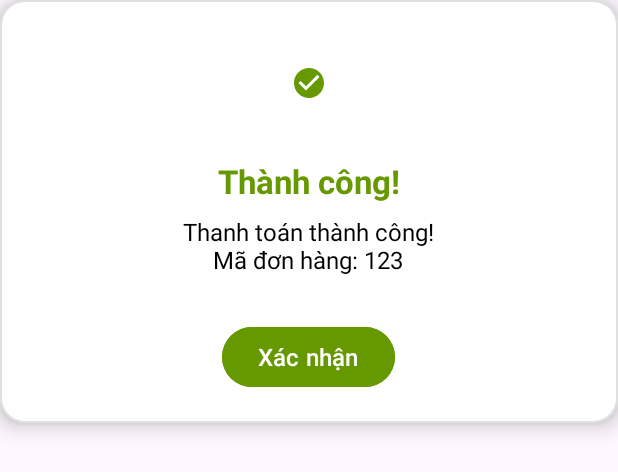
After one commit to tinh20031/IcreamShopApp, an Android app: the layout layout_payment_dialog.xml on its own in the app's theme, with its tools: preview values and no code run, on a phone screen of 412 x 824 dp. The commit adds this screen. Shown: the top 472 px of the screen. Run offline under Robolectric (Android 15) with nearby library versions, the phone set to English and light mode, and no system bars.

Commit message:
add function return payment

```diff
--- /dev/null
+++ b/app/src/main/res/drawable/dialog_background.xml
@@ -0,0 +1,7 @@
+<shape xmlns:android="http://schemas.android.com/apk/res/android">
+    <solid android:color="#FFFFFF" /> <!-- Màu nền trắng -->
+    <corners android:radius="16dp" /> <!-- Bo góc 16dp -->
+    <stroke
+        android:width="1dp"
+        android:color="#E0E0E0" /> <!-- Viền nhẹ -->
+</shape>
--- /dev/null
+++ b/app/src/main/res/drawable/ic_check_circle.xml
@@ -0,0 +1,9 @@
+<vector xmlns:android="http://schemas.android.com/apk/res/android"
+    android:width="24dp"
+    android:height="24dp"
+    android:viewportWidth="24"
+    android:viewportHeight="24">
+    <path
+        android:fillColor="@android:color/holo_green_dark"
+        android:pathData="M12,2C6.48,2 2,6.48 2,12s4.48,10 10,10 10,-4.48 10,-10S17.52,2 12,2zM10,17l-5,-5 1.41,-1.41L10,14.17l7.59,-7.59L19,8l-9,9z"/>
+</vector>
--- /dev/null
+++ b/app/src/main/res/layout/layout_payment_dialog.xml
@@ -0,0 +1,55 @@
+<LinearLayout
+    xmlns:android="http://schemas.android.com/apk/res/android"
+    android:layout_width="match_parent"
+    android:layout_height="wrap_content"
+    android:orientation="vertical"
+    android:padding="20dp"
+    android:gravity="center"
+    android:background="@drawable/dialog_background"
+    android:elevation="8dp">
+
+    <!-- Icon tick -->
+    <ImageView
+        android:id="@+id/iconImageView"
+        android:layout_width="70dp"
+        android:layout_height="70dp"
+        android:src="@drawable/ic_check_circle"
+        android:layout_marginBottom="16dp"
+        android:scaleType="centerInside"/>
+
+    <!-- Tiêu đề -->
+    <TextView
+        android:id="@+id/titleTextView"
+        android:layout_width="wrap_content"
+        android:layout_height="wrap_content"
+        android:text="Thành công!"
+        android:textSize="22sp"
+        android:textStyle="bold"
+        android:textColor="@android:color/holo_green_dark"
+        android:gravity="center"
+        android:layout_marginBottom="8dp"/>
+
+    <!-- Thông điệp -->
+    <TextView
+        android:id="@+id/messageTextView"
+        android:layout_width="wrap_content"
+        android:layout_height="wrap_content"
+        android:text="Thanh toán thành công!\nMã đơn hàng: 123"
+        android:textSize="16sp"
+        android:textColor="@android:color/black"
+        android:gravity="center"
+        android:layout_marginBottom="20dp"/>
+
+    <!-- Nút Xác nhận -->
+    <Button
+        android:id="@+id/confirmButton"
+        android:layout_width="wrap_content"
+        android:layout_height="wrap_content"
+        android:text="Xác nhận"
+        android:textColor="@android:color/white"
+        android:backgroundTint="@android:color/holo_green_dark"
+        android:paddingHorizontal="24dp"
+        android:paddingVertical="8dp"
+        android:textSize="16sp"
+        android:layout_marginTop="10dp"/>
+</LinearLayout>
```
Also changed, not shown: app/src/main/AndroidManifest.xml (+22 -29 lines), app/src/main/java/com/example/iceamapp/VNPayActivity.java (+145 -28 lines), app/src/main/res/anim/scale_animation.xml (added, +11 -0 lines).
